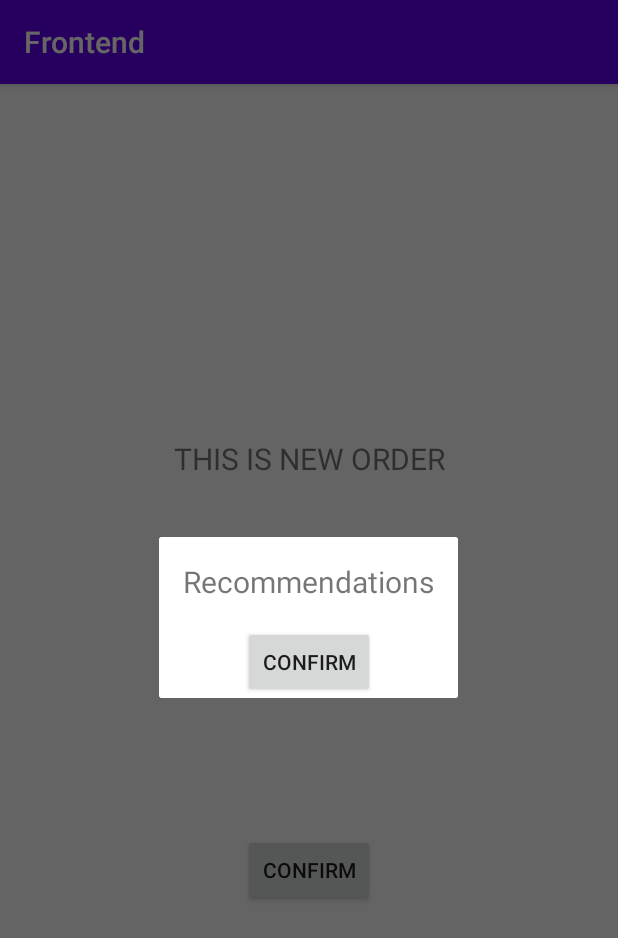
After one commit to Dispatch-Delivery-Management-App/frontend, an Android app: the fragment NewOrderRecommend placed in its activity, on a phone screen of 412 x 824 dp. The commit adds this screen. Shown: the top 938 px of the screen. Run offline under Robolectric (Android 15) with nearby library versions, the phone set to English and light mode, and no system bars.

Commit message:
added recommend placeholder

```diff
--- a/app/build.gradle
+++ b/app/build.gradle
@@ -20,6 +20,10 @@ android {
             proguardFiles getDefaultProguardFile('proguard-android-optimize.txt'), 'proguard-rules.pro'
         }
     }
+    compileOptions {
+        sourceCompatibility = 1.8
+        targetCompatibility = 1.8
+    }
 
 }
 
--- /dev/null
+++ b/app/src/main/java/com/fullstack/frontend/ui/newOrder/NewOrderInfoViewModel.java
@@ -0,0 +1,7 @@
+package com.fullstack.frontend.ui.newOrder;
+
+import androidx.lifecycle.ViewModel;
+
+public class NewOrderInfoViewModel extends ViewModel {
+    // TODO: Implement the ViewModel
+}
--- /dev/null
+++ b/app/src/main/java/com/fullstack/frontend/ui/newOrder/NewOrderRecommend.java
@@ -0,0 +1,51 @@
+package com.fullstack.frontend.ui.newOrder;
+
+import androidx.fragment.app.DialogFragment;
+import androidx.lifecycle.ViewModelProviders;
+
+import android.app.Dialog;
+import android.os.Bundle;
+
+import androidx.annotation.NonNull;
+import androidx.annotation.Nullable;
+
+import android.view.LayoutInflater;
+import android.view.View;
+import android.view.ViewGroup;
+import android.view.Window;
+
+import com.fullstack.frontend.R;
+
+public class NewOrderRecommend extends DialogFragment {
+
+    private NewOrderInfoViewModel mViewModel;
+
+    public static NewOrderRecommend newInstance() {
+        return new NewOrderRecommend();
+    }
+
+    @Override
+    public View onCreateView(@NonNull LayoutInflater inflater, @Nullable ViewGroup container,
+                             @Nullable Bundle savedInstanceState) {
+        return inflater.inflate(R.layout.new_order_recommend_fragment, container, false);
+    }
+
+    @Override
+    public void onActivityCreated(@Nullable Bundle savedInstanceState) {
+        super.onActivityCreated(savedInstanceState);
+        mViewModel = ViewModelProviders.of(this).get(NewOrderInfoViewModel.class);
+        // TODO: Use the ViewModel
+    }
+
+    @Override
+    public Dialog onCreateDialog(Bundle savedInstanceState) {
+        // The only reason you might override this method when using onCreateView() is
+        // to modify any dialog characteristics. For example, the dialog includes a
+        // title by default, but your custom layout might not need it. So here you can
+        // remove the dialog title, but you must call the superclass to get the Dialog.
+        Dialog dialog = super.onCreateDialog(savedInstanceState);
+        dialog.requestWindowFeature(Window.FEATURE_NO_TITLE);
+        return dialog;
+    }
+
+}
--- a/app/src/main/res/layout/activity_new_order.xml
+++ b/app/src/main/res/layout/activity_new_order.xml
@@ -12,14 +12,14 @@ tools:context=".NewOrderActivity">
     android:layout_height="wrap_content"
     android:padding="16dp"
     android:textSize="20sp"
-    app:layout_constraintBottom_toTopOf="@id/button_home_second"
+    app:layout_constraintBottom_toTopOf="@id/button_orderConfirm"
     app:layout_constraintEnd_toEndOf="parent"
     app:layout_constraintStart_toStartOf="parent"
     app:layout_constraintTop_toTopOf="parent"
     android:text="THIS IS NEW ORDER"/>
 
 <Button
-    android:id="@+id/button_home_second"
+    android:id="@+id/button_orderConfirm"
     android:layout_width="wrap_content"
     android:layout_height="wrap_content"
     android:text="Confirm"
--- /dev/null
+++ b/app/src/main/res/layout/new_order_recommend_fragment.xml
@@ -0,0 +1,32 @@
+<?xml version="1.0" encoding="utf-8"?>
+<androidx.constraintlayout.widget.ConstraintLayout xmlns:android="http://schemas.android.com/apk/res/android"
+    xmlns:app="http://schemas.android.com/apk/res-auto"
+    xmlns:tools="http://schemas.android.com/tools"
+    android:layout_width="match_parent"
+    android:layout_height="match_parent"
+    tools:context=".NewOrderActivity"
+    android:id="@+id/recommend"
+    android:background="@color/white">
+
+    <TextView
+        android:id="@+id/plan"
+        android:layout_width="wrap_content"
+        android:layout_height="wrap_content"
+        android:padding="16dp"
+        android:textSize="20sp"
+        app:layout_constraintBottom_toTopOf="@id/button_orderConfirm"
+        app:layout_constraintEnd_toEndOf="parent"
+        app:layout_constraintStart_toStartOf="parent"
+        app:layout_constraintTop_toTopOf="parent"
+        android:text="Recommendations"/>
+
+    <Button
+        android:id="@+id/button_orderConfirm"
+        android:layout_width="wrap_content"
+        android:layout_height="wrap_content"
+        android:text="Confirm"
+        app:layout_constraintBottom_toBottomOf="parent"
+        app:layout_constraintEnd_toEndOf="parent"
+        app:layout_constraintStart_toStartOf="parent"
+        app:layout_constraintTop_toBottomOf="@id/plan" />
+</androidx.constraintlayout.widget.ConstraintLayout>
```
Also changed, not shown: app/src/main/java/com/fullstack/frontend/NewOrderActivity.java (+25 -0 lines), app/src/main/res/values/colors.xml (+11 -0 lines).
